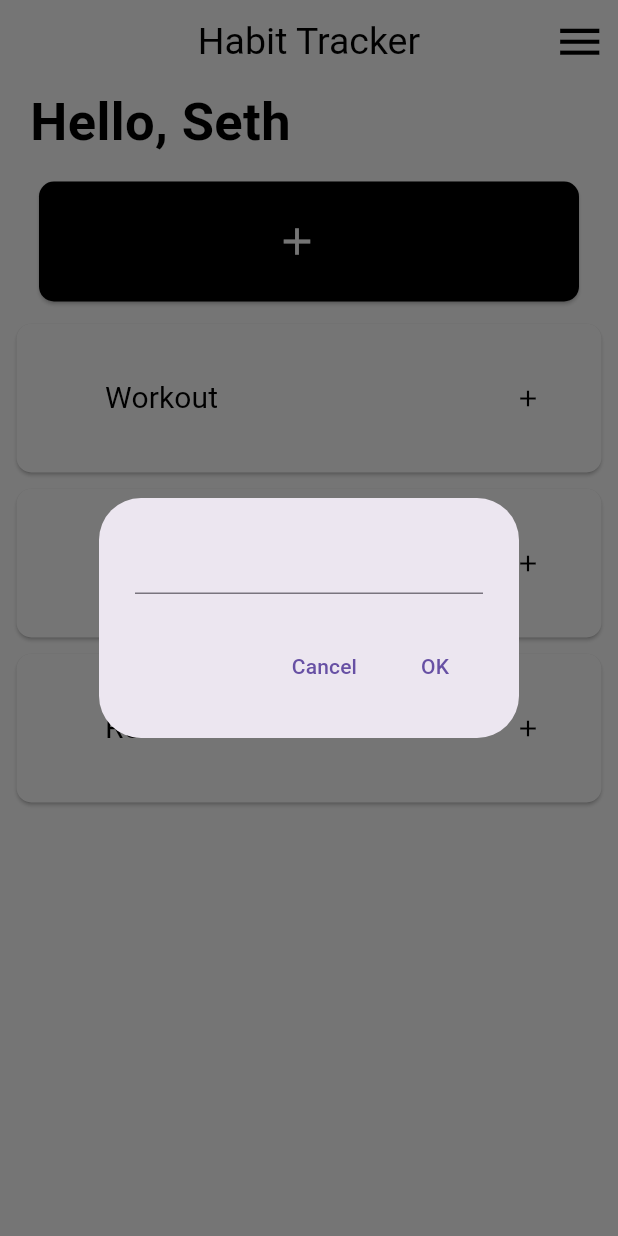
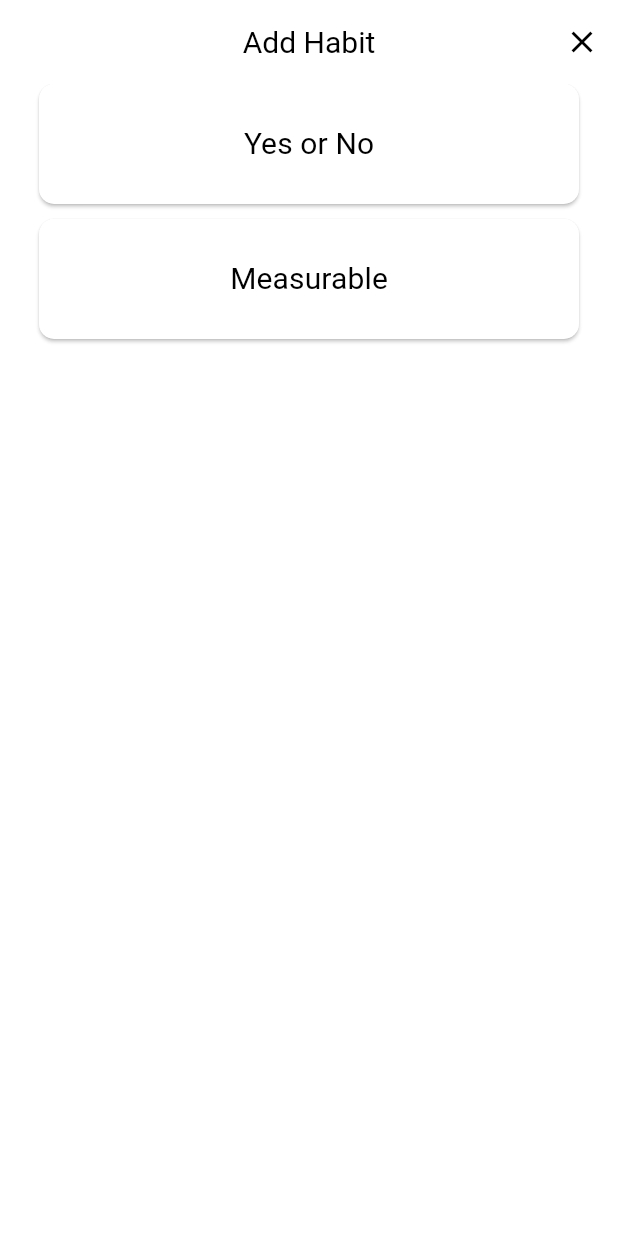
Before and after one commit to sthcasaclang/habit-tracker, a Flutter app: the screen it shows after launch, after a tap on the "add" icon, on a phone screen of 412 x 824 dp. Run offline on Flutter 3.47's test engine with Material 3 defaults, Android fonts, the phone set to English and light mode, and no system bars; drawn by our look-alikes of flutter_slidable; our stand-ins replace google_fonts; Roboto replaces fonts that are missing (Ubuntu).

Commit message:
Added Add Habit Type Options
New screens for add habit type options.

```diff
--- a/lib/addHabitDialog.dart
+++ /dev/null
@@ -1,22 +0,0 @@
-import 'package:flutter/material.dart';
-
-class AddHabitDialog extends StatelessWidget {
-  const AddHabitDialog({super.key});
-
-  @override
-  Widget build(BuildContext context) {
-    return AlertDialog(
-      content: TextField(),
-      actions: <Widget>[
-        TextButton(
-          onPressed: () => Navigator.pop(context, 'Cancel'),
-          child: const Text('Cancel'),
-        ),
-        TextButton(
-          onPressed: () => Navigator.pop(context, 'OK'),
-          child: const Text('OK'),
-        ),
-      ],
-    );
-  }
-}
--- /dev/null
+++ b/lib/addHabitType.dart
@@ -0,0 +1,110 @@
+import 'package:flutter/material.dart';
+import 'package:google_fonts/google_fonts.dart';
+import 'package:habit_tracker/addHabitQualitative.dart';
+import 'package:habit_tracker/addHabitQuantitative.dart';
+
+class AddHabitType extends StatelessWidget {
+  const AddHabitType({super.key});
+
+  @override
+  Widget build(BuildContext context) {
+    return Scaffold(
+      appBar: AppBar(
+        centerTitle: true,
+        title: Text(
+          'Add Habit',
+          style: GoogleFonts.ubuntu(
+            textStyle: TextStyle(
+              color: Colors.black,
+              fontWeight: FontWeight.normal,
+              fontSize: 20,
+            ),
+          ),
+        ),
+        backgroundColor: Colors.white,
+        elevation: 0,
+        automaticallyImplyLeading: false,
+        actions: <Widget>[
+          IconButton(
+            icon: Icon(
+              Icons.close_sharp,
+              color: Colors.black,
+            ),
+            onPressed: () {
+              Navigator.pop(context);
+            },
+          )
+        ],
+      ),
+      backgroundColor: Colors.white,
+      body: Column(
+        children: [
+          Container(
+            alignment: Alignment.center,
+            child: Container(
+              margin: const EdgeInsets.only(left: 10, right: 10, bottom: 10),
+              height: 80,
+              width: 360,
+              child: ElevatedButton(
+                onPressed: () {
+                  Navigator.push(
+                    context,
+                    MaterialPageRoute(
+                        builder: (context) => const addHabitQualitative()),
+                  );
+                },
+                child: Text('Yes or No',
+                    textAlign: TextAlign.left,
+                    style: GoogleFonts.ubuntu(
+                      textStyle: TextStyle(
+                        color: Colors.black,
+                        fontWeight: FontWeight.normal,
+                        fontSize: 20,
+                      ),
+                    )),
+                style: ElevatedButton.styleFrom(
+                  backgroundColor: Colors.white,
+                  shape: new RoundedRectangleBorder(
+                    borderRadius: new BorderRadius.circular(10.0),
+                  ),
+                ),
+              ),
+            ),
+          ),
+          Container(
+            alignment: Alignment.center,
+            child: Container(
+              margin: const EdgeInsets.only(left: 10, right: 10, bottom: 10),
+              height: 80,
+              width: 360,
+              child: ElevatedButton(
+                onPressed: () {
+                  Navigator.push(
+                    context,
+                    MaterialPageRoute(
+                        builder: (context) => const addHabitQuantitative()),
+                  );
+                },
+                child: Text('Measurable',
+                    textAlign: TextAlign.left,
+                    style: GoogleFonts.ubuntu(
+                      textStyle: TextStyle(
+                        color: Colors.black,
+                        fontWeight: FontWeight.normal,
+                        fontSize: 20,
+                      ),
+                    )),
+                style: ElevatedButton.styleFrom(
+                  backgroundColor: Colors.white,
+                  shape: new RoundedRectangleBorder(
+                    borderRadius: new BorderRadius.circular(10.0),
+                  ),
+                ),
+              ),
+            ),
+          ),
+        ],
+      ),
+    );
+  }
+}
--- a/lib/homepage.dart
+++ b/lib/homepage.dart
@@ -1,6 +1,8 @@
 import 'package:flutter/material.dart';
 import 'package:google_fonts/google_fonts.dart';
-import 'addHabitDialog.dart';
+import 'addHabitController.dart';
+
+import 'addHabitType.dart';
 import 'habitCard.dart';
 
 class HomePage extends StatefulWidget {
@@ -11,14 +13,13 @@ class HomePage extends StatefulWidget {
 }
 
 class _HomePageState extends State<HomePage> {
-  int add = 0;
+  final List habits = ["Workout", "Sleep 8 Hours", 'Read a Book'];
 
-  List habits = ["Workout", "Sleep 8 Hours", 'Read a Book'];
+  final _addNewHabitController = TextEditingController();
 
-  void addHabit(add) {
+  saveNewHabit() {
     setState(() {
-      add = this.add;
-      print(add);
+      habits.add([_addNewHabitController.text, false]);
     });
   }
 
@@ -53,16 +54,22 @@ class _HomePageState extends State<HomePage> {
                       color: Colors.white,
                       size: 30.0,
                     ),
-                    label: Text(''),
+                    label: const Text(''),
                     onPressed: () {
                       print('');
-                      int addButton = this.add += 1;
-                      showDialog(
+
+                      Navigator.push(
+                        context,
+                        MaterialPageRoute(
+                            builder: (context) => const AddHabitType()),
+                      );
+
+                      /*showDialog(
                           context: context,
                           builder: (builder) {
                             return AddHabitDialog();
                           });
-                      addHabit(addButton);
+                      addHabit(addButton);*/
                     },
                     style: ElevatedButton.styleFrom(
                       backgroundColor: Color.fromARGB(255, 0, 0, 0),
--- a/lib/main.dart
+++ b/lib/main.dart
@@ -23,7 +23,7 @@ class MyApp extends StatelessWidget {
             textStyle: TextStyle(
               color: Colors.black,
               fontWeight: FontWeight.normal,
-              fontSize: 25,
+              fontSize: 20,
             ),
           ),
         ),
```
Also changed, not shown: lib/addHabitQualitative.dart (added, +57 -0 lines), lib/addHabitQuantitative.dart (added, +14 -0 lines).
